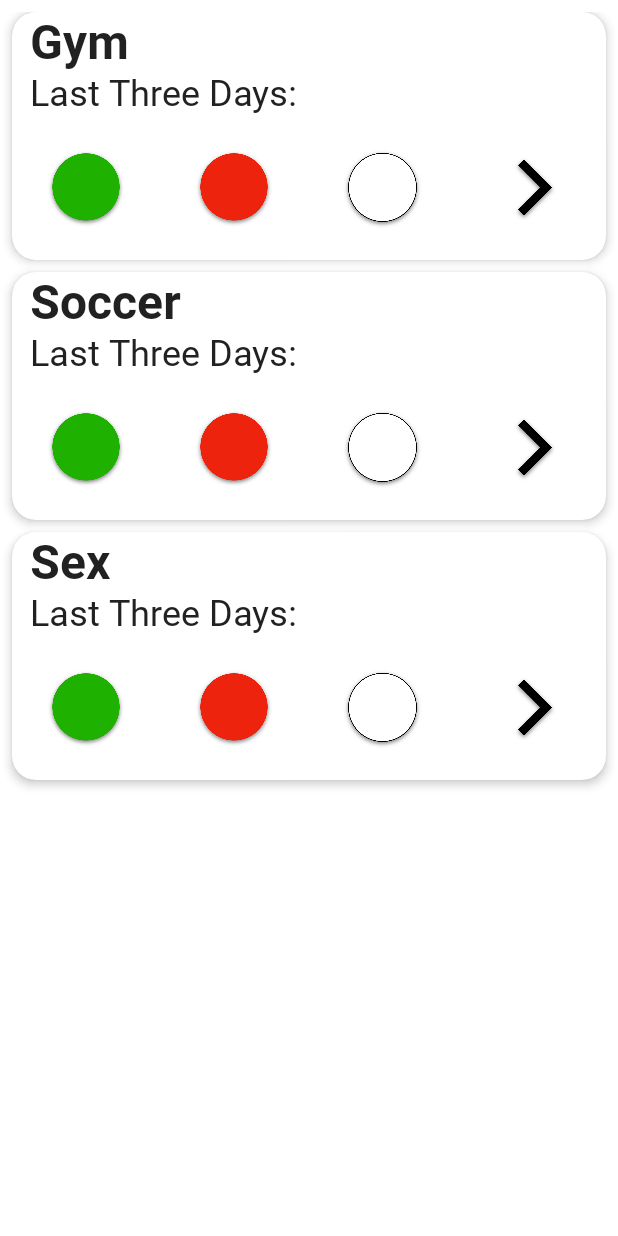
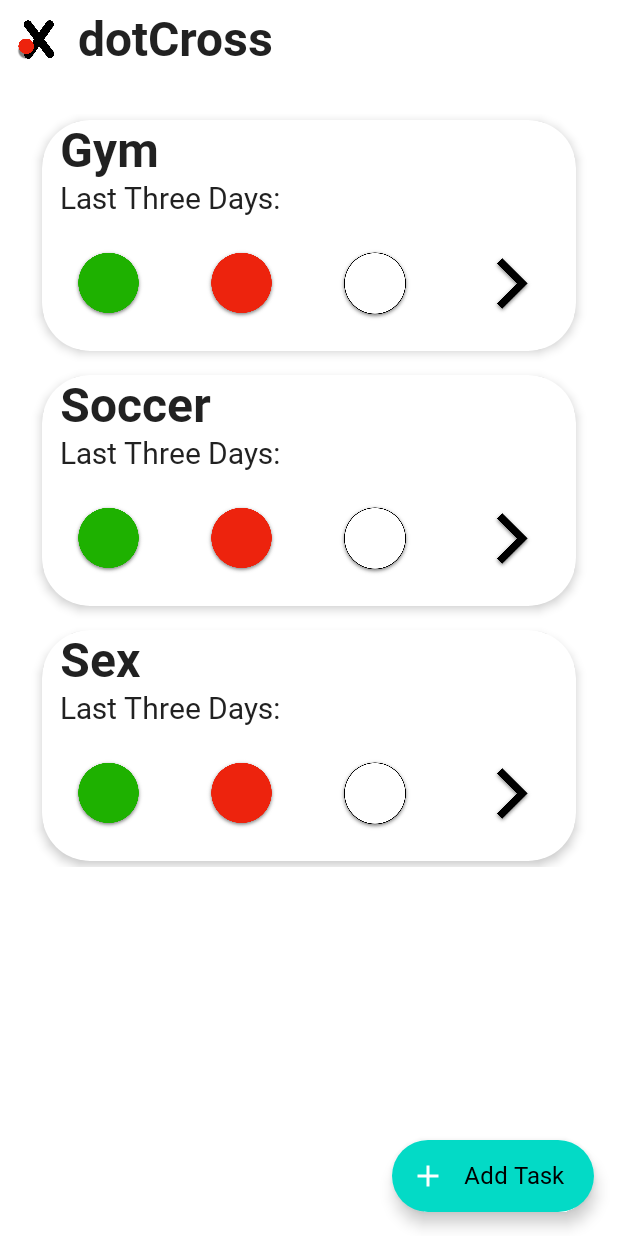
Before and after one commit to kkrls/dotCross, an Android app built with Jetpack Compose: the screen it shows after launch (MainActivity), on a phone screen of 412 x 824 dp. Run offline under Robolectric (Android 15) with nearby library versions, the phone set to English and light mode, and no system bars; our stand-ins replace Room's generated code.

Commit message:
App top bar implemented

```diff
--- a/app/src/main/java/com/dotcross_app/dotcross/MainActivity.kt
+++ b/app/src/main/java/com/dotcross_app/dotcross/MainActivity.kt
@@ -25,7 +25,7 @@ import androidx.compose.ui.tooling.preview.Preview
 import androidx.compose.ui.unit.dp
 import androidx.compose.ui.unit.sp
 import com.dotcross_app.dotcross.data.Task
-import com.dotcross_app.dotcross.ui.home.TaskList
+import com.dotcross_app.dotcross.ui.home.DotCrossHomeScreen
 import com.dotcross_app.dotcross.ui.theme.DotCrossTheme
 
 class MainActivity : ComponentActivity() {
@@ -43,8 +43,10 @@ class MainActivity : ComponentActivity() {
                         Task(name = "Soccer", date = null),
                         Task(name = "Sex", date = null),
                     )
-                    TaskList(
-                        taskList, onItemClick = {}
+                    DotCrossHomeScreen(
+                        navigateToItemEntry = { /*TODO*/ },
+                        navigateToItemUpdate = {},
+                        taskList = taskList
                     )
                 }
             }
--- a/app/src/main/java/com/dotcross_app/dotcross/ui/home/TaskComposable.kt
+++ b/app/src/main/java/com/dotcross_app/dotcross/ui/home/TaskComposable.kt
@@ -11,9 +11,11 @@ import androidx.compose.foundation.lazy.LazyColumn
 import androidx.compose.foundation.lazy.items
 import androidx.compose.foundation.shape.CircleShape
 import androidx.compose.foundation.shape.RoundedCornerShape
-import androidx.compose.material.Card
-import androidx.compose.material.Text
+import androidx.compose.material.*
+import androidx.compose.material.icons.Icons
+import androidx.compose.material.icons.filled.Add
 import androidx.compose.runtime.Composable
+import androidx.compose.ui.Alignment
 import androidx.compose.ui.Modifier
 import androidx.compose.ui.draw.clip
 import androidx.compose.ui.draw.shadow
@@ -31,22 +33,6 @@ import java.util.TimerTask
 
 
 @Composable
-fun TaskList(
-    taskList: List<Task>,
-    onItemClick: (Task) -> Unit,
-    modifier: Modifier = Modifier
-) {
-    LazyColumn(
-        modifier = Modifier.padding(8.dp),
-        verticalArrangement = Arrangement.spacedBy(8.dp)
-    ) {
-        items(taskList) { task ->
-            TaskView(task = task, onTaskClick = {})
-        }
-    }
-}
-
-@Composable
 private fun TaskView(
     task: Task,
     onTaskClick: (Task) -> Unit,
@@ -54,25 +40,24 @@ private fun TaskView(
 ) {
     Card(
         modifier = Modifier
+            .padding(4.dp)
             .shadow(
                 elevation = 4.dp,
-                shape = RoundedCornerShape(16.dp)
+                shape = RoundedCornerShape(32.dp)
             )
             .fillMaxWidth()
             .clickable { onTaskClick }
-            //.padding(10.dp)
     ) {
         Column() {
             Text(
                 text = task.name,
-                fontWeight = FontWeight.Bold,
-                fontSize = 32.sp,
+                style = MaterialTheme.typography.h1,
                 modifier = Modifier
                     .padding(vertical = 1.dp, horizontal = 12.dp)
             )
             Text(
                 text = stringResource(id = R.string.last_three_days),
-                fontSize = 24.sp,
+                style = MaterialTheme.typography.body1,
                 modifier = Modifier
                     .padding(horizontal = 12.dp)
             )
@@ -119,6 +104,101 @@ private fun TaskView(
     }
 }
 
+@Composable
+private fun DotCrossTopBar(modifier: Modifier = Modifier) {
+    Row(modifier = Modifier
+        .fillMaxWidth()
+        .background(color = MaterialTheme.colors.background),
+        verticalAlignment = Alignment.CenterVertically
+    ) {
+        Image(
+            modifier = Modifier
+                .size(52.dp)
+                .padding(4.dp),
+            painter = painterResource(id = R.drawable.dotcross_icon),
+            contentDescription = ""
+        )
+        Text(
+            text = stringResource(id = R.string.app_name),
+            style = MaterialTheme.typography.h1
+        )
+    }
+}
+
+@Composable
+private fun TaskList(
+    taskList: List<Task>,
+    onItemClick: (Task) -> Unit,
+    modifier: Modifier = Modifier
+) {
+    LazyColumn(
+        modifier = Modifier.padding(8.dp),
+        verticalArrangement = Arrangement.spacedBy(8.dp)
+    ) {
+        items(taskList) { task ->
+            TaskView(task = task, onTaskClick = {})
+        }
+    }
+}
+
+@Composable
+private fun HomeBodyContent(
+    taskList: List<Task>,
+    onItemClick: (Int) -> Unit,
+    modifier: Modifier = Modifier
+) {
+    Column(
+        modifier = modifier
+            .fillMaxSize()
+            .padding(16.dp),
+        verticalArrangement = Arrangement.spacedBy(16.dp)
+    ) {
+        if (taskList.isEmpty()) {
+            Text(
+                text = stringResource(R.string.empty_list),
+                style = MaterialTheme.typography.body1,
+            )
+        } else {
+            TaskList(taskList = taskList, onItemClick = {})
+        }
+    }
+}
+
+@Composable
+fun DotCrossHomeScreen(
+    navigateToItemEntry: () -> Unit,
+    navigateToItemUpdate: (Int) -> Unit,
+    modifier: Modifier = Modifier,
+    taskList: List<Task>
+    //replace with viewmodel
+) {
+    Scaffold(
+        topBar = {
+            //Navigate Back function to implement
+            DotCrossTopBar()
+        } ,
+        floatingActionButton = {
+            ExtendedFloatingActionButton(
+                onClick = navigateToItemEntry,
+                modifier = Modifier.navigationBarsPadding(),
+                text = { Text(text = stringResource(R.string.add_task))},
+                icon = {
+                    Icon(
+                        imageVector = Icons.Default.Add,
+                        contentDescription = "",
+                        tint = MaterialTheme.colors.onPrimary
+                    )
+                }
+            )
+        },
+    ) { innerPadding ->
+        HomeBodyContent(
+            taskList = taskList,
+            onItemClick = {},
+            modifier = modifier.padding(innerPadding)
+        )
+    }
+}
 
 @Preview(showBackground = true)
 @Composable
@@ -133,8 +213,10 @@ fun DefaultPreview() {
                 Task(name = "Soccer", date = null),
                 Task(name = "Sex", date = null),
             )
-            TaskList(
-                taskList, onItemClick = {}
+            DotCrossHomeScreen(
+                navigateToItemEntry = { /*TODO*/ },
+                navigateToItemUpdate = {},
+                taskList = taskList
             )
         }
 
--- a/app/src/main/java/com/dotcross_app/dotcross/ui/theme/Type.kt
+++ b/app/src/main/java/com/dotcross_app/dotcross/ui/theme/Type.kt
@@ -33,7 +33,7 @@ val Typography = Typography(
         fontFamily = Roboto,
         fontWeight = FontWeight.W500,
         fontSize = 16.sp
-    ),
+    )
 /* Other default text styles to override
     caption = TextStyle(
         fontFamily = FontFamily.Default,
--- a/app/src/main/res/values/strings.xml
+++ b/app/src/main/res/values/strings.xml
@@ -1,4 +1,6 @@
 <resources>
     <string name="app_name">dotCross</string>
     <string name="last_three_days">Last Three Days:</string>
+    <string name="empty_list">No Tasks created!</string>
+    <string name="add_task">Add Task</string>
 </resources>
```
Also changed, not shown: app/src/main/res/drawable-nodpi/dotcross_icon.png (added).
